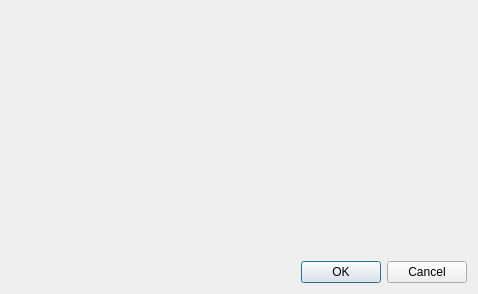
Old version of the form src/languageSelector.ui in the repository Fantazzj/MS-office-installer-Qt.
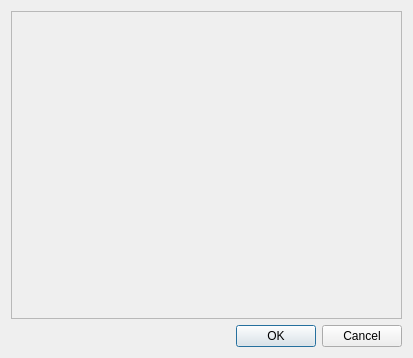
New version of the form.

Commit message: dynamic checkboxes for languageSelector

What changed in the file:
```diff
--- a/src/languageSelector.ui
+++ b/src/languageSelector.ui
@@ -9,8 +9,8 @@
    <rect>
     <x>0</x>
     <y>0</y>
-    <width>478</width>
-    <height>294</height>
+    <width>413</width>
+    <height>358</height>
    </rect>
   </property>
   <property name="windowTitle">
@@ -21,7 +21,21 @@
   </property>
   <layout class="QVBoxLayout" name="verticalLayout">
    <item>
-    <widget class="QWidget" name="widget" native="true"/>
+    <widget class="QScrollArea" name="scrollArea">
+     <property name="widgetResizable">
+      <bool>true</bool>
+     </property>
+     <widget class="QWidget" name="scrollAreaWidgetContents">
+      <property name="geometry">
+       <rect>
+        <x>0</x>
+        <y>0</y>
+        <width>393</width>
+        <height>308</height>
+       </rect>
+      </property>
+     </widget>
+    </widget>
    </item>
    <item>
     <widget class="QDialogButtonBox" name="buttonBox">
```
The commit also changes 2 other files.
